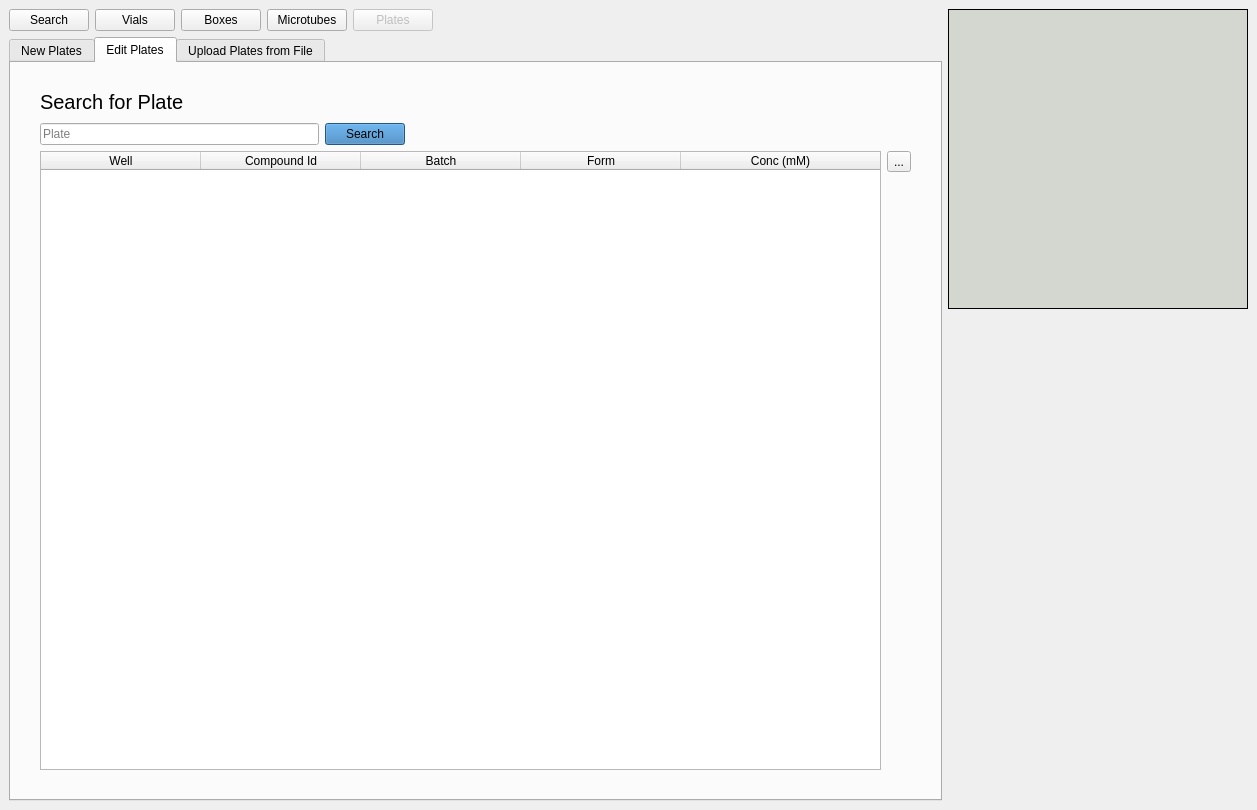
The window that frontend/assets/plateswindow.ui (dahlbma/cello) describes before a commit, drawn with Qt 5.
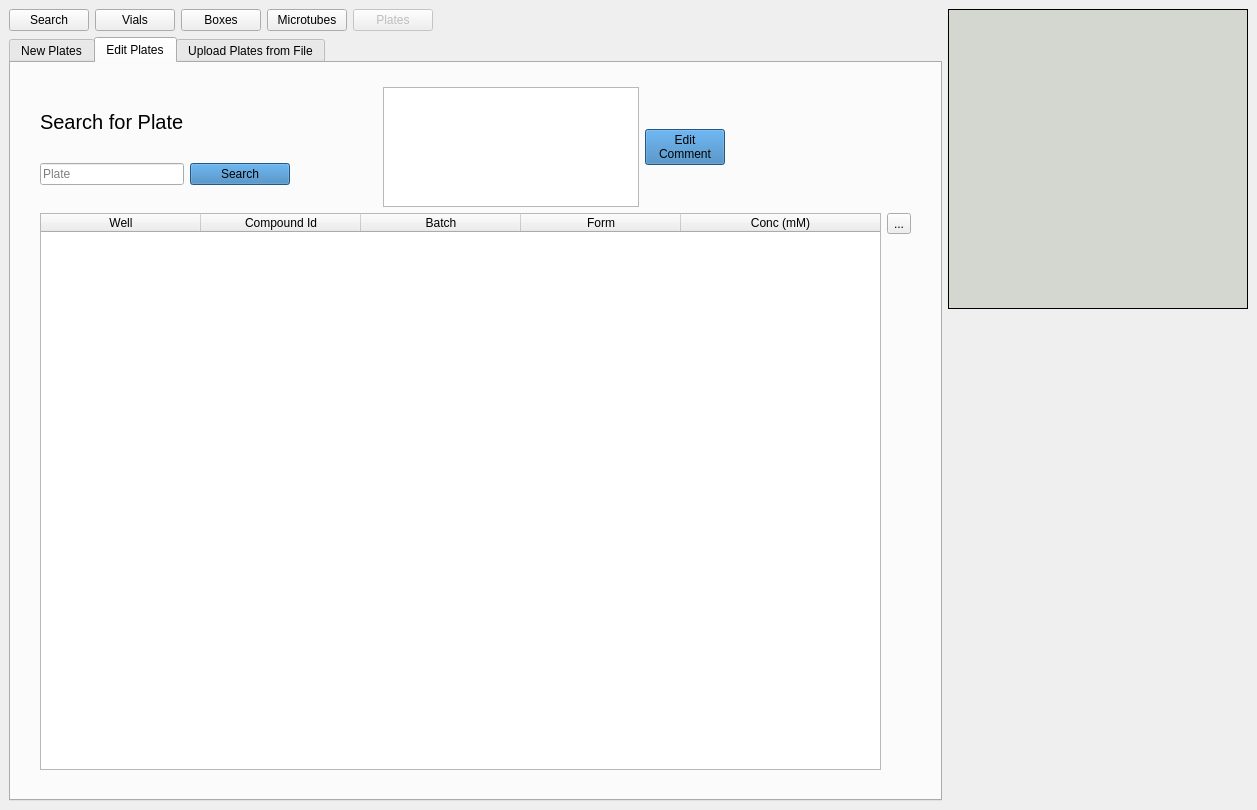
The same window after the commit. The open tabs and pages were chosen to show the change.

The edit to the form file:
```diff
--- a/frontend/assets/plateswindow.ui
+++ b/frontend/assets/plateswindow.ui
@@ -73,11 +73,11 @@
          <attribute name="title">
           <string>New Plates</string>
          </attribute>
-         <widget class="QPushButton" name="pushButton">
+         <widget class="QPushButton" name="new_plates_save_btn">
           <property name="geometry">
            <rect>
-            <x>40</x>
-            <y>170</y>
+            <x>30</x>
+            <y>190</y>
             <width>121</width>
             <height>41</height>
            </rect>
@@ -89,51 +89,16 @@
            <string>Save</string>
           </property>
          </widget>
-         <widget class="QPushButton" name="pushButton_2">
-          <property name="geometry">
-           <rect>
-            <x>190</x>
-            <y>170</y>
-            <width>91</width>
-            <height>41</height>
-           </rect>
-          </property>
-          <property name="styleSheet">
-           <string notr="true">background-color: rgb(51, 122, 183)</string>
-          </property>
-          <property name="text">
-           <string>Edit</string>
-          </property>
-         </widget>
          <widget class="QWidget" name="layoutWidget">
           <property name="geometry">
            <rect>
             <x>35</x>
             <y>30</y>
-            <width>251</width>
-            <height>118</height>
+            <width>231</width>
+            <height>150</height>
            </rect>
           </property>
           <layout class="QGridLayout" name="gridLayout">
-           <item row="0" column="1">
-            <spacer name="horizontalSpacer">
-             <property name="orientation">
-              <enum>Qt::Horizontal</enum>
-             </property>
-             <property name="sizeType">
-              <enum>QSizePolicy::Maximum</enum>
-             </property>
-             <property name="sizeHint" stdset="0">
-              <size>
-               <width>100</width>
-               <height>20</height>
-              </size>
-             </property>
-            </spacer>
-           </item>
-           <item row="1" column="0">
-            <widget class="QComboBox" name="new_plate_type_cb"/>
-           </item>
            <item row="0" column="0">
             <widget class="QLabel" name="label">
              <property name="maximumSize">
@@ -148,30 +113,27 @@
               </font>
              </property>
              <property name="text">
-              <string>New Plate</string>
+              <string>New Plates</string>
              </property>
              <property name="wordWrap">
               <bool>false</bool>
              </property>
             </widget>
            </item>
-           <item row="2" column="1">
-            <widget class="QPushButton" name="new_plates_id_btn">
-             <property name="maximumSize">
-              <size>
-               <width>100</width>
-               <height>16777215</height>
-              </size>
+           <item row="2" column="0">
+            <widget class="QSpinBox" name="new_n_plates_sb">
+             <property name="minimum">
+              <number>1</number>
              </property>
-             <property name="styleSheet">
-              <string notr="true">background-color: rgb(51, 122, 183)</string>
-             </property>
-             <property name="text">
-              <string>Generate Id</string>
+             <property name="maximum">
+              <number>1000</number>
              </property>
             </widget>
            </item>
-           <item row="3" column="0">
+           <item row="1" column="0">
+            <widget class="QComboBox" name="new_plates_type_cb"/>
+           </item>
+           <item row="4" column="0">
             <widget class="QLineEdit" name="new_plate_comment_eb">
              <property name="maximumSize">
               <size>
@@ -184,22 +146,140 @@
              </property>
             </widget>
            </item>
-           <item row="2" column="0">
-            <widget class="QLabel" name="new_plate_id_lab">
-             <property name="text">
-              <string/>
-             </property>
-            </widget>
-           </item>
           </layout>
          </widget>
+         <widget class="QLabel" name="new_plates_res_lab">
+          <property name="geometry">
+           <rect>
+            <x>50</x>
+            <y>250</y>
+            <width>231</width>
+            <height>371</height>
+           </rect>
+          </property>
+          <property name="inputMethodHints">
+           <set>Qt::ImhNone</set>
+          </property>
+          <property name="text">
+           <string/>
+          </property>
+         </widget>
         </widget>
         <widget class="QWidget" name="edit_plates_tab">
          <attribute name="title">
           <string>Edit Plates</string>
          </attribute>
          <layout class="QGridLayout" name="gridLayout_8">
-          <item row="3" column="4">
+          <item row="2" column="1" rowspan="3" colspan="5">
+           <layout class="QGridLayout" name="gridLayout_4">
+            <item row="1" column="1">
+             <spacer name="verticalSpacer_4">
+              <property name="orientation">
+               <enum>Qt::Vertical</enum>
+              </property>
+              <property name="sizeHint" stdset="0">
+               <size>
+                <width>20</width>
+                <height>508</height>
+               </size>
+              </property>
+             </spacer>
+            </item>
+            <item row="0" column="0" rowspan="2">
+             <widget class="QTableWidget" name="plate_table">
+              <attribute name="horizontalHeaderDefaultSectionSize">
+               <number>160</number>
+              </attribute>
+              <attribute name="horizontalHeaderShowSortIndicator" stdset="0">
+               <bool>false</bool>
+              </attribute>
+              <attribute name="horizontalHeaderStretchLastSection">
+               <bool>true</bool>
+              </attribute>
+              <column>
+               <property name="text">
+                <string>Well</string>
+               </property>
+              </column>
+              <column>
+               <property name="text">
+                <string>Compound Id</string>
+               </property>
+              </column>
+              <column>
+               <property name="text">
+                <string>Batch</string>
+               </property>
+              </column>
+              <column>
+               <property name="text">
+                <string>Form</string>
+               </property>
+              </column>
+              <column>
+               <property name="text">
+                <string>Conc (mM)</string>
+               </property>
+              </column>
+             </widget>
+            </item>
+            <item row="0" column="1">
+             <widget class="QToolButton" name="plate_export_btn">
+              <property name="text">
+               <string>...</string>
+              </property>
+             </widget>
+            </item>
+           </layout>
+          </item>
+          <item row="1" column="4">
+           <layout class="QGridLayout" name="gridLayout_3">
+            <item row="0" column="0">
+             <widget class="QTextEdit" name="plate_comment_tb">
+              <property name="minimumSize">
+               <size>
+                <width>200</width>
+                <height>120</height>
+               </size>
+              </property>
+              <property name="maximumSize">
+               <size>
+                <width>360</width>
+                <height>120</height>
+               </size>
+              </property>
+             </widget>
+            </item>
+            <item row="0" column="1">
+             <widget class="QPushButton" name="plate_comment_btn">
+              <property name="styleSheet">
+               <string notr="true">background-color: rgb(51, 122, 183)</string>
+              </property>
+              <property name="text">
+               <string>Edit
+Comment</string>
+              </property>
+             </widget>
+            </item>
+           </layout>
+          </item>
+          <item row="5" column="1">
+           <spacer name="verticalSpacer_6">
+            <property name="orientation">
+             <enum>Qt::Vertical</enum>
+            </property>
+            <property name="sizeType">
+             <enum>QSizePolicy::Fixed</enum>
+            </property>
+            <property name="sizeHint" stdset="0">
+             <size>
+              <width>20</width>
+              <height>20</height>
+             </size>
+            </property>
+           </spacer>
+          </item>
+          <item row="3" column="6">
            <spacer name="horizontalSpacer_8">
             <property name="orientation">
              <enum>Qt::Horizontal</enum>
@@ -215,7 +295,7 @@
             </property>
            </spacer>
           </item>
-          <item row="1" column="3">
+          <item row="1" column="5">
            <spacer name="horizontalSpacer_9">
             <property name="orientation">
              <enum>Qt::Horizontal</enum>
@@ -225,7 +305,39 @@
             </property>
             <property name="sizeHint" stdset="0">
              <size>
-              <width>400</width>
+              <width>180</width>
+              <height>20</height>
+             </size>
+            </property>
+           </spacer>
+          </item>
+          <item row="0" column="1">
+           <spacer name="verticalSpacer_5">
+            <property name="orientation">
+             <enum>Qt::Vertical</enum>
+            </property>
+            <property name="sizeType">
+             <enum>QSizePolicy::Fixed</enum>
+            </property>
+            <property name="sizeHint" stdset="0">
+             <size>
+              <width>20</width>
+              <height>15</height>
+             </size>
+            </property>
+           </spacer>
+          </item>
+          <item row="2" column="0">
+           <spacer name="horizontalSpacer_7">
+            <property name="orientation">
+             <enum>Qt::Horizontal</enum>
+            </property>
+            <property name="sizeType">
+             <enum>QSizePolicy::Fixed</enum>
+            </property>
+            <property name="sizeHint" stdset="0">
+             <size>
+              <width>20</width>
               <height>20</height>
              </size>
             </property>
@@ -233,6 +345,19 @@
           </item>
           <item row="1" column="1" colspan="2">
            <layout class="QGridLayout" name="gridLayout_5">
+            <item row="1" column="0">
+             <widget class="QLineEdit" name="plate_search_eb">
+              <property name="maximumSize">
+               <size>
+                <width>360</width>
+                <height>16777215</height>
+               </size>
+              </property>
+              <property name="placeholderText">
+               <string>Plate</string>
+              </property>
+             </widget>
+            </item>
             <item row="0" column="1">
              <spacer name="horizontalSpacer_6">
               <property name="orientation">
@@ -249,38 +374,21 @@
               </property>
              </spacer>
             </item>
-            <item row="1" column="0">
-             <layout class="QHBoxLayout" name="horizontalLayout_2">
-              <item>
-               <widget class="QLineEdit" name="plate_search_eb">
-                <property name="maximumSize">
-                 <size>
-                  <width>320</width>
-                  <height>16777215</height>
-                 </size>
-                </property>
-                <property name="placeholderText">
-                 <string>Plate</string>
-                </property>
-               </widget>
-              </item>
-              <item>
-               <widget class="QPushButton" name="plate_search_btn">
-                <property name="maximumSize">
-                 <size>
-                  <width>100</width>
-                  <height>16777215</height>
-                 </size>
-                </property>
-                <property name="styleSheet">
-                 <string notr="true">background-color: rgb(51, 122, 183)</string>
-                </property>
-                <property name="text">
-                 <string>Search</string>
-                </property>
-               </widget>
-              </item>
-             </layout>
+            <item row="1" column="1">
+             <widget class="QPushButton" name="plate_search_btn">
+              <property name="maximumSize">
+               <size>
+                <width>100</width>
+                <height>16777215</height>
+               </size>
+              </property>
+              <property name="styleSheet">
+               <string notr="true">background-color: rgb(51, 122, 183)</string>
+              </property>
+              <property name="text">
+               <string>Search</string>
+              </property>
+             </widget>
             </item>
             <item row="0" column="0">
              <widget class="QLabel" name="label_2">
@@ -305,114 +413,14 @@
             </item>
            </layout>
           </item>
-          <item row="0" column="1">
-           <spacer name="verticalSpacer_5">
-            <property name="orientation">
-             <enum>Qt::Vertical</enum>
-            </property>
-            <property name="sizeType">
-             <enum>QSizePolicy::Fixed</enum>
-            </property>
-            <property name="sizeHint" stdset="0">
-             <size>
-              <width>20</width>
-              <height>15</height>
-             </size>
-            </property>
-           </spacer>
-          </item>
-          <item row="2" column="0">
-           <spacer name="horizontalSpacer_7">
+          <item row="1" column="3">
+           <spacer name="horizontalSpacer">
             <property name="orientation">
              <enum>Qt::Horizontal</enum>
             </property>
-            <property name="sizeType">
-             <enum>QSizePolicy::Fixed</enum>
-            </property>
             <property name="sizeHint" stdset="0">
              <size>
-              <width>20</width>
-              <height>20</height>
-             </size>
-            </property>
-           </spacer>
-          </item>
-          <item row="2" column="1" rowspan="3" colspan="3">
-           <layout class="QGridLayout" name="gridLayout_4">
-            <item row="0" column="0" rowspan="2">
-             <widget class="QTableWidget" name="plate_table">
-              <property name="sortingEnabled">
-               <bool>true</bool>
-              </property>
-              <attribute name="horizontalHeaderDefaultSectionSize">
-               <number>160</number>
-              </attribute>
-              <attribute name="horizontalHeaderShowSortIndicator" stdset="0">
-               <bool>true</bool>
-              </attribute>
-              <attribute name="horizontalHeaderStretchLastSection">
-               <bool>true</bool>
-              </attribute>
-              <column>
-               <property name="text">
-                <string>Well</string>
-               </property>
-              </column>
-              <column>
-               <property name="text">
-                <string>Compound Id</string>
-               </property>
-              </column>
-              <column>
-               <property name="text">
-                <string>Batch</string>
-               </property>
-              </column>
-              <column>
-               <property name="text">
-                <string>Form</string>
-               </property>
-              </column>
-              <column>
-               <property name="text">
-                <string>Conc (mM)</string>
-               </property>
-              </column>
-             </widget>
-            </item>
-            <item row="0" column="1">
-             <widget class="QToolButton" name="plate_export_btn">
-              <property name="text">
-               <string>...</string>
-              </property>
-             </widget>
-            </item>
-            <item row="1" column="1">
-             <spacer name="verticalSpacer_4">
-              <property name="orientation">
-               <enum>Qt::Vertical</enum>
-              </property>
-              <property name="sizeHint" stdset="0">
-               <size>
-                <width>20</width>
-                <height>508</height>
-               </size>
-              </property>
-             </spacer>
-            </item>
-           </layout>
-          </item>
-          <item row="5" column="1">
-           <spacer name="verticalSpacer_6">
-            <property name="orientation">
-             <enum>Qt::Vertical</enum>
-            </property>
-            <property name="sizeType">
-             <enum>QSizePolicy::Fixed</enum>
-            </property>
-            <property name="sizeHint" stdset="0">
-             <size>
-              <width>20</width>
+              <width>40</width>
               <height>20</height>
              </size>
             </property>
```
